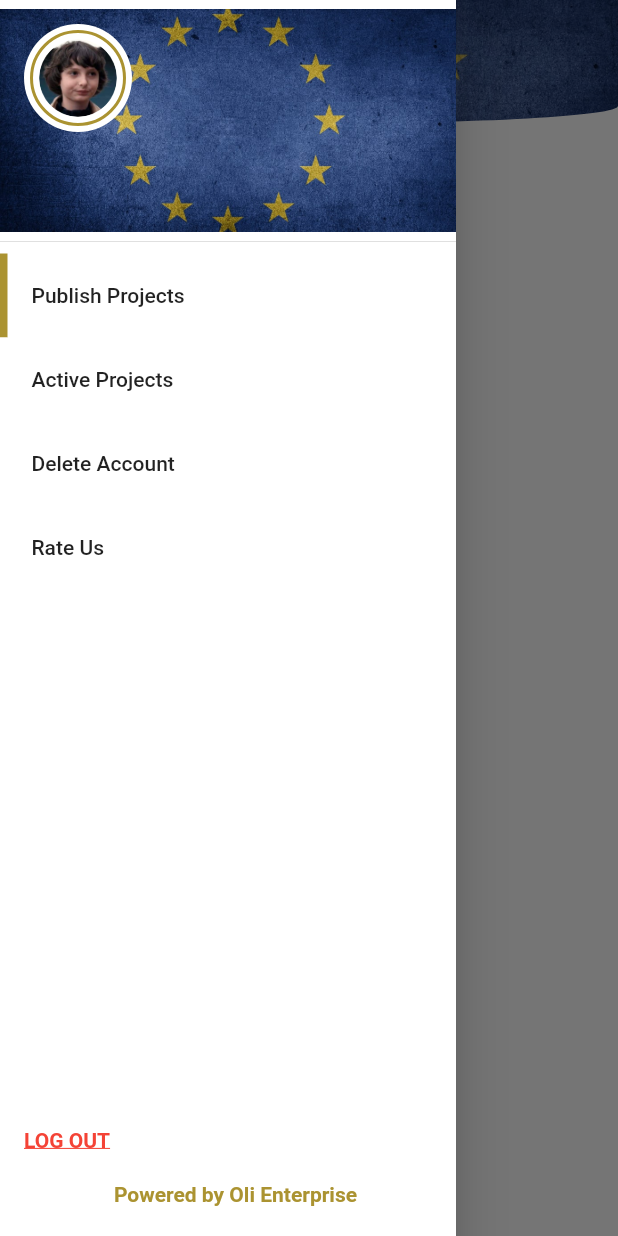
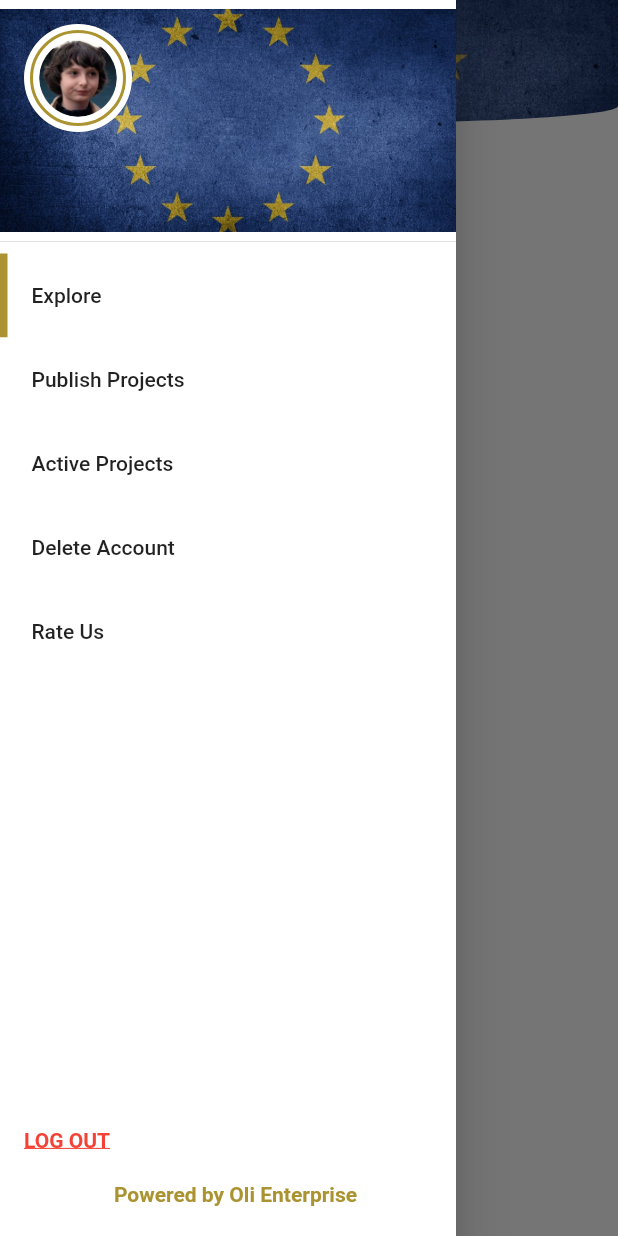
Before and after one commit to victorlf/erasmus-projects, a Flutter app: the ActiveProjectsScreen screen opened by its route, with the side drawer open, on a phone screen of 412 x 824 dp. Run offline on Flutter 3.47's test engine with Material 2 defaults, Android fonts, the phone set to English and light mode, and no system bars; our stand-ins replace cached_network_image, cloud_firestore, connectivity, file_picker, firebase_auth, firebase_core and 4 more; missing offline and left inert: flutter_tagging; accounts and stored records are empty.

Commit message:
add list item to drawer

```diff
--- a/lib/main.dart
+++ b/lib/main.dart
@@ -22,7 +22,7 @@ void main() async {
       providers: [
         ChangeNotifierProvider(
           create: (context) => DrawerActiveScreen(
-            PublishProjectScreen.id,
+            ExploreScreen.id,
           ),
         )
       ],
--- a/lib/screens/drawer/main_drawer.dart
+++ b/lib/screens/drawer/main_drawer.dart
@@ -2,6 +2,7 @@ import 'package:erasmus_projects/models/user_model.dart';
 import 'package:erasmus_projects/providers/drawer_active_screen.dart';
 import 'package:erasmus_projects/screens/active_projects_screen.dart';
 import 'package:erasmus_projects/screens/delete_account_screen.dart';
+import 'package:erasmus_projects/screens/explore/explore_screen.dart';
 import 'package:erasmus_projects/screens/home_screen.dart';
 import 'package:erasmus_projects/screens/publish_project_screen/publish_project_screen.dart';
 import 'package:erasmus_projects/screens/rate_us.dart';
@@ -27,6 +28,7 @@ class MainDrawer extends StatefulWidget {
 
 class _MainDrawerState extends State<MainDrawer> {
   List<ListItem> _list = [
+    ListItem('Explore', ExploreScreen.id),
     ListItem('Publish Projects', PublishProjectScreen.id),
     ListItem('Active Projects', ActiveProjectsScreen.id),
     //ListItem(Icons.favorite, 'Favorites', Favorites.id),
```
